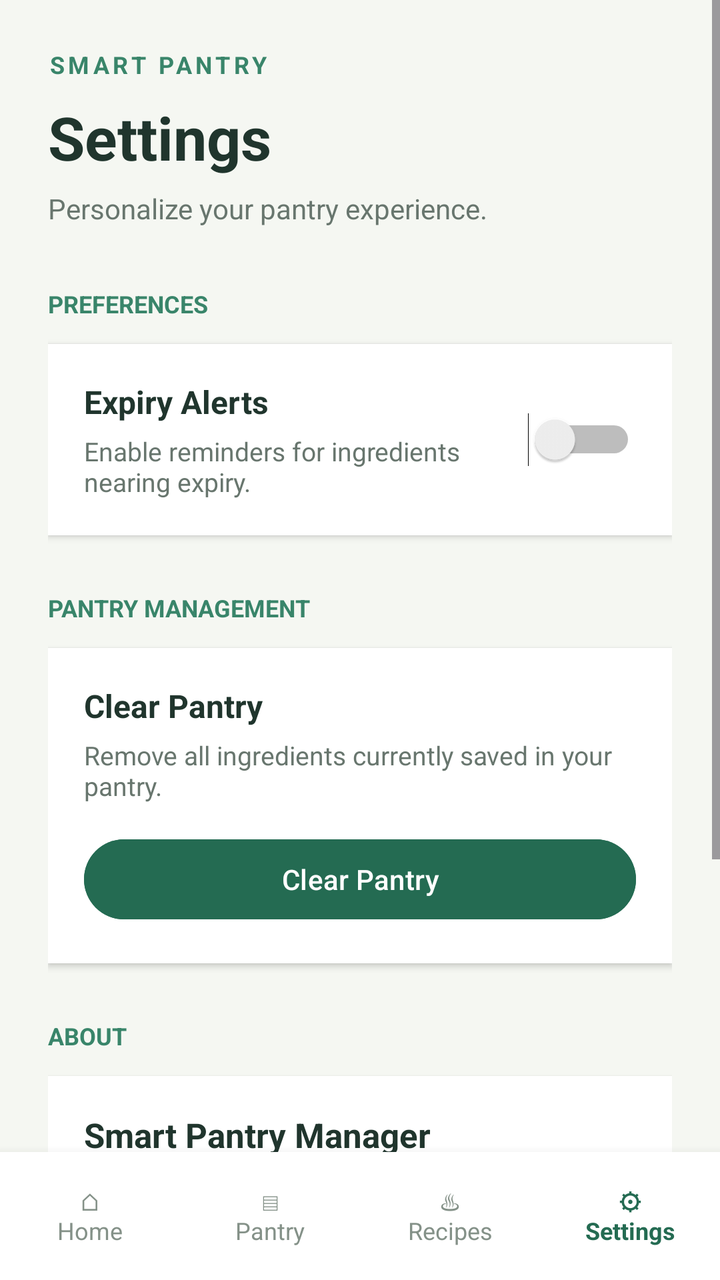
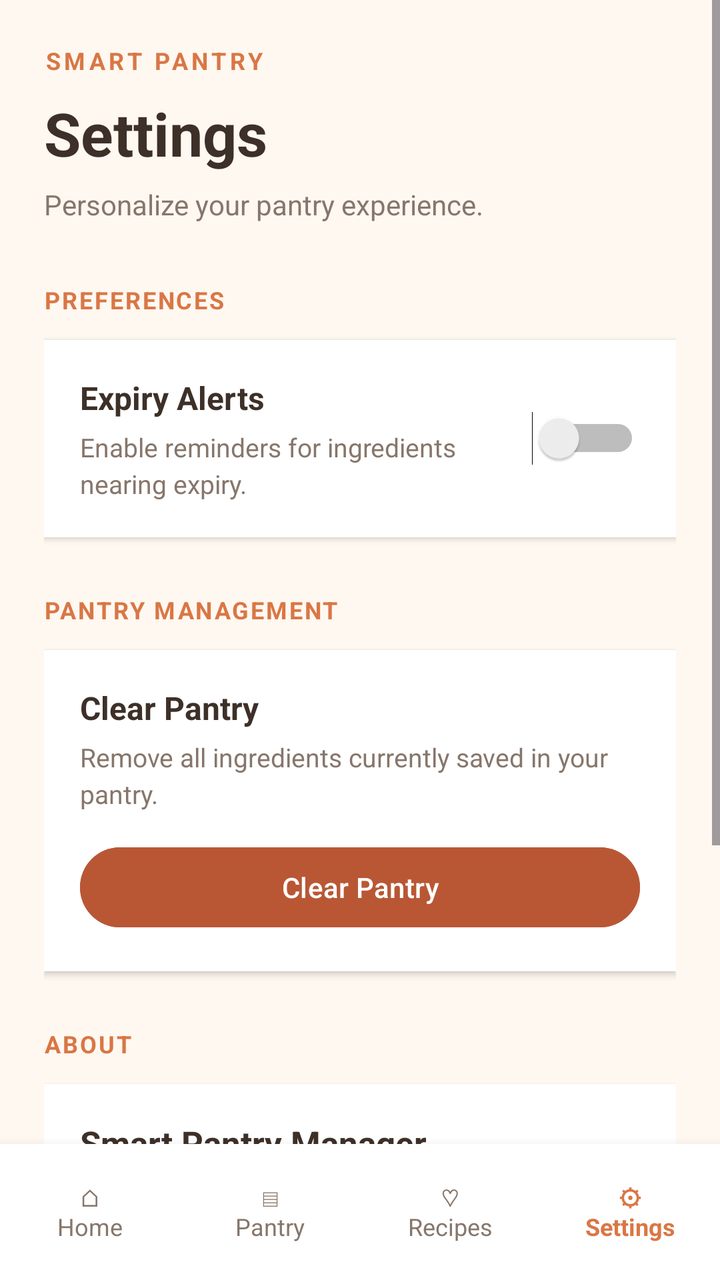

Two renders of the same Android screen: before a commit and after it. Below are the layout's source before the change and the commit's diff.
<!-- AndroidManifest.xml: application theme Theme.SmartPantryManager -->
<!-- res/layout/activity_settings.xml -->
<?xml version="1.0" encoding="utf-8"?>
<LinearLayout
    xmlns:android="http://schemas.android.com/apk/res/android"
    android:layout_width="match_parent"
    android:layout_height="match_parent"
    android:orientation="vertical"
    android:background="#F5F7F2">

    ```
    
    <ScrollView
        android:layout_width="match_parent"
        android:layout_height="0dp"
        android:layout_weight="1"
        android:fillViewport="true">

        <LinearLayout
            android:layout_width="match_parent"
            android:layout_height="wrap_content"
            android:orientation="vertical"
            android:padding="24dp">

            
            <TextView
                android:layout_width="wrap_content"
                android:layout_height="wrap_content"
                android:text="SMART PANTRY"
                android:textColor="#39856A"
                android:textSize="12sp"
                android:textStyle="bold"
                android:letterSpacing="0.15"/>

            <TextView
                android:layout_width="wrap_content"
                android:layout_height="wrap_content"
                android:text="Settings"
                android:textColor="#20352D"
                android:textSize="30sp"
                android:textStyle="bold"
                android:layout_marginTop="8dp"/>

            <TextView
                android:layout_width="wrap_content"
                android:layout_height="wrap_content"
                android:text="Personalize your pantry experience."
                android:textColor="#68766E"
                android:textSize="14sp"
                android:layout_marginTop="6dp"/>

            
            <TextView
                android:layout_width="wrap_content"
                android:layout_height="wrap_content"
                android:text="PREFERENCES"
                android:textColor="#39856A"
                android:textSize="12sp"
                android:textStyle="bold"
                android:layout_marginTop="30dp"
                android:layout_marginBottom="12dp"/>

            <LinearLayout
                android:layout_width="match_parent"
                android:layout_height="wrap_content"
                android:orientation="horizontal"
                android:gravity="center_vertical"
                android:background="#FFFFFF"
                android:padding="18dp"
                android:elevation="2dp">

                <LinearLayout
                    android:layout_width="0dp"
                    android:layout_height="wrap_content"
                    android:layout_weight="1"
                    android:orientation="vertical"
                    android:paddingEnd="12dp">

                    <TextView
                        android:layout_width="wrap_content"
                        android:layout_height="wrap_content"
                        android:text="Expiry Alerts"
                        android:textColor="#20352D"
                        android:textSize="16sp"
                        android:textStyle="bold"/>

                    <TextView
                        android:layout_width="wrap_content"
                        android:layout_height="wrap_content"
                        android:text="Enable reminders for ingredients nearing expiry."
                        android:textColor="#68766E"
                        android:textSize="13sp"
                        android:layout_marginTop="5dp"/>

                </LinearLayout>

                <Switch
                    android:id="@+id/expiryAlertsSwitch"
                    android:layout_width="wrap_content"
                    android:layout_height="wrap_content"
                    android:contentDescription="Enable or disable expiry alert preferences"
                    android:buttonTint="#246B52"/>

            </LinearLayout>

            
            <TextView
                android:layout_width="wrap_content"
                android:layout_height="wrap_content"
                android:text="PANTRY MANAGEMENT"
                android:textColor="#39856A"
                android:textSize="12sp"
                android:textStyle="bold"
                android:layout_marginTop="28dp"
                android:layout_marginBottom="12dp"/>

            <LinearLayout
                android:layout_width="match_parent"
                android:layout_height="wrap_content"
                android:orientation="vertical"
                android:background="#FFFFFF"
                android:elevation="2dp"
                android:padding="18dp">

                <TextView
                    android:layout_width="wrap_content"
                    android:layout_height="wrap_content"
                    android:text="Clear Pantry"
                    android:textColor="#20352D"
                    android:textSize="16sp"
                    android:textStyle="bold"/>

                <TextView
                    android:layout_width="match_parent"
                    android:layout_height="wrap_content"
                    android:text="Remove all ingredients currently saved in your pantry."
                    android:textColor="#68766E"
                    android:textSize="13sp"
                    android:layout_marginTop="5dp"/>

                <Button
                    android:id="@+id/btnClearPantry"
                    android:layout_width="match_parent"
                    android:layout_height="wrap_content"
                    android:text="Clear Pantry"
                    android:textAllCaps="false"
                    android:textColor="#FFFFFF"
                    android:backgroundTint="#246B52"
                    android:layout_marginTop="14dp"/>

            </LinearLayout>

            
            <TextView
                android:layout_width="wrap_content"
                android:layout_height="wrap_content"
                android:text="ABOUT"
                android:textColor="#39856A"
                android:textSize="12sp"
                android:textStyle="bold"
                android:layout_marginTop="28dp"
                android:layout_marginBottom="12dp"/>

            <LinearLayout
                android:layout_width="match_parent"
                android:layout_height="wrap_content"
                android:orientation="vertical"
                android:background="#FFFFFF"
                android:elevation="2dp"
                android:padding="18dp">

                <TextView
                    android:layout_width="wrap_content"
                    android:layout_height="wrap_content"
                    android:text="Smart Pantry Manager"
                    android:textColor="#20352D"
                    android:textSize="17sp"
                    android:textStyle="bold"/>

                <TextView
                    android:layout_width="match_parent"
                    android:layout_height="wrap_content"
                    android:text="Organize ingredients, manage your pantry, and discover recipes based on the ingredients you have available."
                    android:textColor="#68766E"
                    android:textSize="14sp"
                    android:lineSpacingExtra="4dp"
                    android:layout_marginTop="8dp"/>

                <TextView
                    android:layout_width="wrap_content"
                    android:layout_height="wrap_content"
                    android:text="Version 1.0"
                    android:textColor="#39856A"
                    android:textSize="12sp"
                    android:textStyle="bold"
                    android:layout_marginTop="14dp"/>

            </LinearLayout>

            <TextView
                android:layout_width="match_parent"
                android:layout_height="wrap_content"
                android:text="PLAN SMARTER  •  COOK BETTER  •  WASTE LESS"
                android:textColor="#849188"
                android:textSize="10sp"
                android:textStyle="bold"
                android:gravity="center"
                android:layout_marginTop="28dp"
                android:layout_marginBottom="12dp"/>

        </LinearLayout>

    </ScrollView>

    
    <LinearLayout
        android:layout_width="match_parent"
        android:layout_height="64dp"
        android:orientation="horizontal"
        android:gravity="center"
        android:background="#FFFFFF"
        android:elevation="8dp">

        <TextView
            android:layout_width="0dp"
            android:layout_height="match_parent"
            android:layout_weight="1"
            android:gravity="center"
            android:text="⌂\nHome"
            android:textColor="#849188"
            android:textSize="12sp"
            android:onClick="openHome"
            android:clickable="true"
            android:focusable="true"/>

        <TextView
            android:layout_width="0dp"
            android:layout_height="match_parent"
            android:layout_weight="1"
            android:gravity="center"
            android:text="▤\nPantry"
            android:textColor="#849188"
            android:textSize="12sp"
            android:onClick="openPantry"
            android:clickable="true"
            android:focusable="true"/>

        <TextView
            android:layout_width="0dp"
            android:layout_height="match_parent"
            android:layout_weight="1"
            android:gravity="center"
            android:text="♨\nRecipes"
            android:textColor="#849188"
            android:textSize="12sp"
            android:onClick="openRecipes"
            android:clickable="true"
            android:focusable="true"/>

        <TextView
            android:layout_width="0dp"
            android:layout_height="match_parent"
            android:layout_weight="1"
            android:gravity="center"
            android:text="⚙\nSettings"
            android:textColor="#246B52"
            android:textStyle="bold"
            android:textSize="12sp"/>

    </LinearLayout>
    ```

</LinearLayout>
<!-- resources referenced by this layout -->
<resources>
  <style name="Theme.SmartPantryManager" parent="Base.Theme.SmartPantryManager" />
  <style name="Base.Theme.SmartPantryManager" parent="Theme.Material3.DayNight.NoActionBar">
          
          
      </style>
</resources>

<!-- the commit's change to res/layout/activity_settings.xml (unified diff, before → after) -->
@@ -4,10 +4,10 @@
     android:layout_width="match_parent"
     android:layout_height="match_parent"
     android:orientation="vertical"
-    android:background="#F5F7F2">
-
-    ```
+    android:background="#FFF8F1">
+
     
+
     <ScrollView
         android:layout_width="match_parent"
         android:layout_height="0dp"
@@ -18,45 +18,50 @@
             android:layout_width="match_parent"
             android:layout_height="wrap_content"
             android:orientation="vertical"
-            android:padding="24dp">
-
-            
+            android:padding="22dp">
+
+            
+
             <TextView
                 android:layout_width="wrap_content"
                 android:layout_height="wrap_content"
                 android:text="SMART PANTRY"
-                android:textColor="#39856A"
+                android:textColor="#D97745"
                 android:textSize="12sp"
                 android:textStyle="bold"
-                android:letterSpacing="0.15"/>
+                android:letterSpacing="0.15" />
 
             <TextView
                 android:layout_width="wrap_content"
                 android:layout_height="wrap_content"
                 android:text="Settings"
-                android:textColor="#20352D"
+                android:textColor="#3D3029"
                 android:textSize="30sp"
                 android:textStyle="bold"
-                android:layout_marginTop="8dp"/>
+                android:layout_marginTop="8dp" />
 
             <TextView
                 android:layout_width="wrap_content"
                 android:layout_height="wrap_content"
                 android:text="Personalize your pantry experience."
-                android:textColor="#68766E"
+                android:textColor="#87766B"
                 android:textSize="14sp"
-                android:layout_marginTop="6dp"/>
-
-            
+                android:layout_marginTop="6dp" />
+
+            
+
             <TextView
                 android:layout_width="wrap_content"
                 android:layout_height="wrap_content"
                 android:text="PREFERENCES"
-                android:textColor="#39856A"
+                android:textColor="#D97745"
                 android:textSize="12sp"
                 android:textStyle="bold"
+                android:letterSpacing="0.08"
                 android:layout_marginTop="30dp"
-                android:layout_marginBottom="12dp"/>
+                android:layout_marginBottom="12dp" />
+
+            
 
             <LinearLayout
                 android:layout_width="match_parent"
@@ -78,17 +83,18 @@
                         android:layout_width="wrap_content"
                         android:layout_height="wrap_content"
                         android:text="Expiry Alerts"
-                        android:textColor="#20352D"
+                        android:textColor="#3D3029"
                         android:textSize="16sp"
-                        android:textStyle="bold"/>
+                        android:textStyle="bold" />
 
                     <TextView
                         android:layout_width="wrap_content"
                         android:layout_height="wrap_content"
                         android:text="Enable reminders for ingredients nearing expiry."
-                        android:textColor="#68766E"
+                        android:textColor="#87766B"
                         android:textSize="13sp"
-                        android:layout_marginTop="5dp"/>
+                        android:lineSpacingExtra="3dp"
+                        android:layout_marginTop="5dp" />
 
                 </LinearLayout>
 
@@ -97,20 +103,24 @@
                     android:layout_width="wrap_content"
                     android:layout_height="wrap_content"
                     android:contentDescription="Enable or disable expiry alert preferences"
-                    android:buttonTint="#246B52"/>
+                    android:buttonTint="#D97745" />
 
             </LinearLayout>
 
             
+
             <TextView
                 android:layout_width="wrap_content"
                 android:layout_height="wrap_content"
                 android:text="PANTRY MANAGEMENT"
-                android:textColor="#39856A"
+                android:textColor="#D97745"
                 android:textSize="12sp"
                 android:textStyle="bold"
+                android:letterSpacing="0.08"
                 android:layout_marginTop="28dp"
-                android:layout_marginBottom="12dp"/>
+                android:layout_marginBottom="12dp" />
+
+            
 
             <LinearLayout
                 android:layout_width="match_parent"
@@ -124,17 +134,18 @@
                     android:layout_width="wrap_content"
                     android:layout_height="wrap_content"
                     android:text="Clear Pantry"
-                    android:textColor="#20352D"
+                    android:textColor="#3D3029"
                     android:textSize="16sp"
-                    android:textStyle="bold"/>
+                    android:textStyle="bold" />
 
                 <TextView
                     android:layout_width="match_parent"
                     android:layout_height="wrap_content"
                     android:text="Remove all ingredients currently saved in your pantry."
-                    android:textColor="#68766E"
+                    android:textColor="#87766B"
                     android:textSize="13sp"
-                    android:layout_marginTop="5dp"/>
+                    android:lineSpacingExtra="3dp"
+                    android:layout_marginTop="5dp" />
 
                 <Button
                     android:id="@+id/btnClearPantry"
@@ -143,21 +154,25 @@
                     android:text="Clear Pantry"
                     android:textAllCaps="false"
                     android:textColor="#FFFFFF"
-                    android:backgroundTint="#246B52"
-                    android:layout_marginTop="14dp"/>
+                    android:backgroundTint="#B95735"
+                    android:layout_marginTop="14dp" />
 
             </LinearLayout>
 
             
+
             <TextView
                 android:layout_width="wrap_content"
                 android:layout_height="wrap_content"
                 android:text="ABOUT"
-                android:textColor="#39856A"
+                android:textColor="#D97745"
                 android:textSize="12sp"
                 android:textStyle="bold"
+                android:letterSpacing="0.08"
                 android:layout_marginTop="28dp"
-                android:layout_marginBottom="12dp"/>
+                android:layout_marginBottom="12dp" />
+
+            
 
             <LinearLayout
                 android:layout_width="match_parent"
@@ -171,101 +186,121 @@
                     android:layout_width="wrap_content"
                     android:layout_height="wrap_content"
                     android:text="Smart Pantry Manager"
-                    android:textColor="#20352D"
+                    android:textColor="#3D3029"
                     android:textSize="17sp"
-                    android:textStyle="bold"/>
+                    android:textStyle="bold" />
 
                 <TextView
                     android:layout_width="match_parent"
                     android:layout_height="wrap_content"
                     android:text="Organize ingredients, manage your pantry, and discover recipes based on the ingredients you have available."
-                    android:textColor="#68766E"
+                    android:textColor="#87766B"
                     android:textSize="14sp"
                     android:lineSpacingExtra="4dp"
-                    android:layout_marginTop="8dp"/>
+                    android:layout_marginTop="8dp" />
 
                 <TextView
                     android:layout_width="wrap_content"
                     android:layout_height="wrap_content"
                     android:text="Version 1.0"
-                    android:textColor="#39856A"
+                    android:textColor="#D97745"
                     android:textSize="12sp"
                     android:textStyle="bold"
-                    android:layout_marginTop="14dp"/>
+                    android:layout_marginTop="14dp" />
 
             </LinearLayout>
 
+            
+
             <TextView
                 android:layout_width="match_parent"
                 android:layout_height="wrap_content"
                 android:text="PLAN SMARTER  •  COOK BETTER  •  WASTE LESS"
-                android:textColor="#849188"
+                android:textColor="#A18F82"
                 android:textSize="10sp"
                 android:textStyle="bold"
                 android:gravity="center"
+                android:letterSpacing="0.06"
                 android:layout_marginTop="28dp"
-                android:layout_marginBottom="12dp"/>
+                android:layout_marginBottom="12dp" />
 
         </LinearLayout>
 
     </ScrollView>
 
     
+
     <LinearLayout
         android:layout_width="match_parent"
-        android:layout_height="64dp"
+        android:layout_height="68dp"
         android:orientation="horizontal"
         android:gravity="center"
         android:background="#FFFFFF"
-        android:elevation="8dp">
+        android:elevation="8dp"
+        android:paddingTop="4dp"
+        android:paddingBottom="4dp">
+
+        
 
         <TextView
+            android:id="@+id/navHome"
             android:layout_width="0dp"
             android:layout_height="match_parent"
             android:layout_weight="1"
             android:gravity="center"
             android:text="⌂\nHome"
-            android:textColor="#849188"
+            android:textColor="#87766B"
             android:textSize="12sp"
-            android:onClick="openHome"
             android:clickable="true"
-            android:focusable="true"/>
+            android:focusable="true"
+            android:background="?android:attr/selectableItemBackground" />
+
+        
 
         <TextView
+            android:id="@+id/navPantry"
             android:layout_width="0dp"
             android:layout_height="match_parent"
             android:layout_weight="1"
             android:gravity="center"
             android:text="▤\nPantry"
-            android:textColor="#849188"
+            android:textColor="#87766B"
             android:textSize="12sp"
-            android:onClick="openPantry"
             android:clickable="true"
-            android:focusable="true"/>
+            android:focusable="true"
+            android:background="?android:attr/selectableItemBackground" />
+
+        
 
         <TextView
+            android:id="@+id/navRecipes"
             android:layout_width="0dp"
             android:layout_height="match_parent"
             android:layout_weight="1"
             android:gravity="center"
-            android:text="♨\nRecipes"
-            android:textColor="#849188"
+            android:text="♡\nRecipes"
+            android:textColor="#87766B"
             android:textSize="12sp"
-            android:onClick="openRecipes"
             android:clickable="true"
-            android:focusable="true"/>
+            android:focusable="true"
+            android:background="?android:attr/selectableItemBackground" />
+
+        
 
         <TextView
+            android:id="@+id/navSettings"
             android:layout_width="0dp"
             android:layout_height="match_parent"
             android:layout_weight="1"
             android:gravity="center"
             android:text="⚙\nSettings"
-            android:textColor="#246B52"
+            android:textColor="#D97745"
             android:textStyle="bold"
-            android:textSize="12sp"/>
+            android:textSize="12sp"
+            android:clickable="true"
+            android:focusable="true"
+            android:background="?android:attr/selectableItemBackground" />
 
     </LinearLayout>
-    ```
 
 </LinearLayout>
